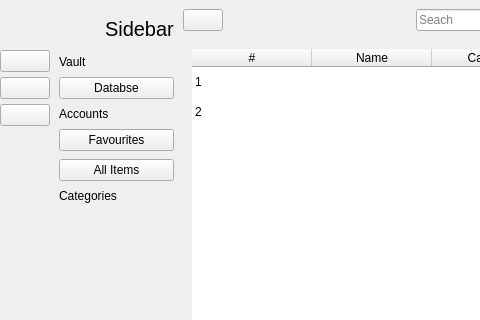
The window that passcipher/ui/sidebar.ui (AdamJow/PassCipher) describes before a commit, drawn with Qt 5; both pictures show x 0 to 480 and y 0 to 320 of the 843 by 616 pixel window.
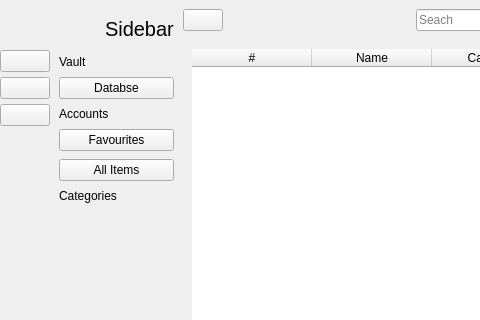
The same window after the commit. Icons and pictures are not drawn.

The edit to the form file:
```diff
--- a/passcipher/ui/sidebar.ui
+++ b/passcipher/ui/sidebar.ui
@@ -500,7 +500,7 @@
               <enum>Qt::NoPen</enum>
              </property>
              <property name="rowCount">
-              <number>2</number>
+              <number>0</number>
              </property>
              <attribute name="horizontalHeaderDefaultSectionSize">
               <number>120</number>
@@ -511,8 +511,6 @@
              <attribute name="verticalHeaderVisible">
               <bool>false</bool>
              </attribute>
-             <row/>
-             <row/>
              <column>
               <property name="text">
                <string>#</string>
@@ -533,16 +531,6 @@
                <string>Operation</string>
               </property>
              </column>
-             <item row="0" column="0">
-              <property name="text">
-               <string>1</string>
-              </property>
-             </item>
-             <item row="1" column="0">
-              <property name="text">
-               <string>2</string>
-              </property>
-             </item>
             </widget>
            </item>
           </layout>
```
Left out of the diff: 54 changed lines with no effect on the pictures.
